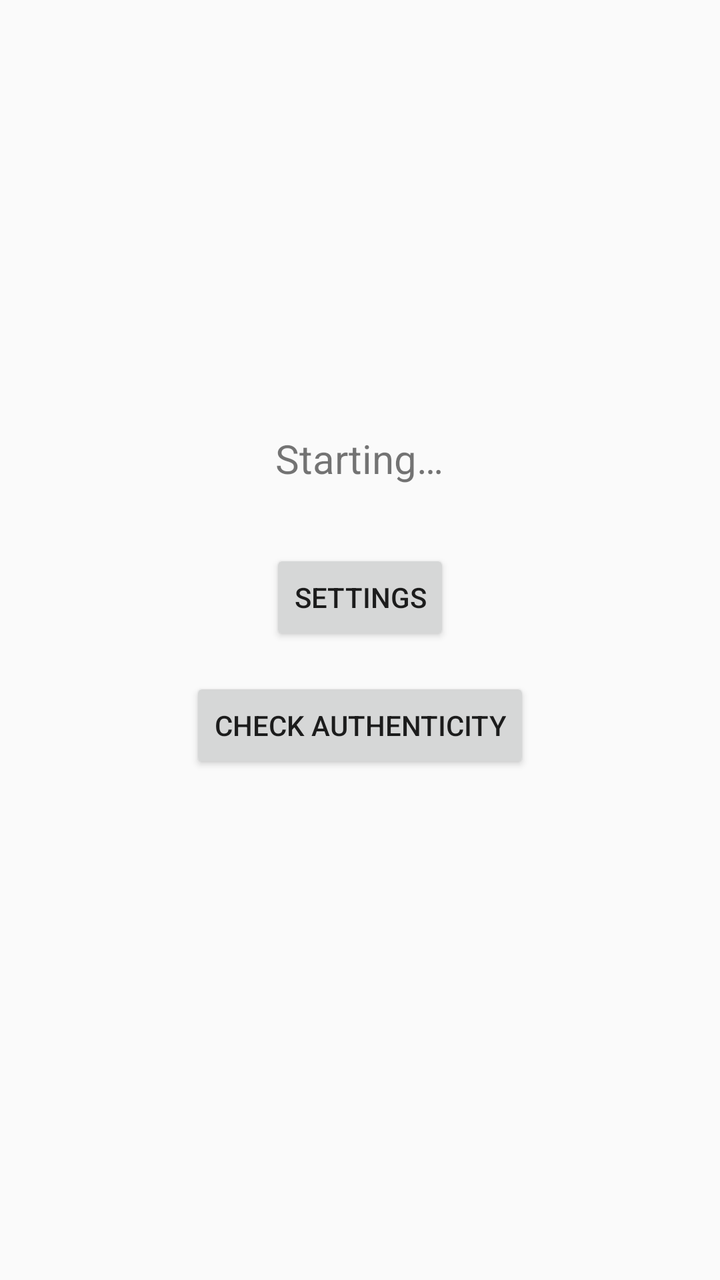
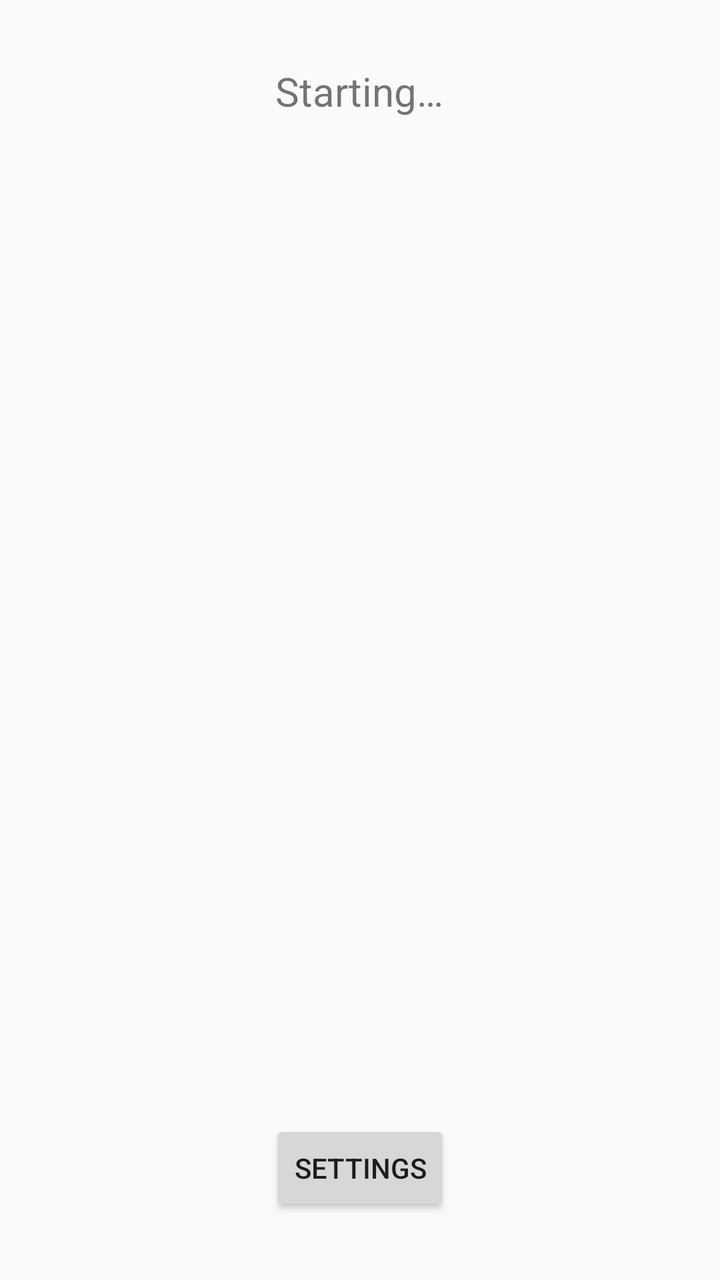

Before-and-after screenshots of an Android layout around one commit, followed by the original layout XML and the change that was made.
<!-- AndroidManifest.xml: application theme android:Theme.Material.Light -->
<!-- res/layout/activity_main.xml -->
<?xml version="1.0" encoding="utf-8"?>
<LinearLayout xmlns:android="http://schemas.android.com/apk/res/android"
    android:layout_width="match_parent"
    android:layout_height="match_parent"
    android:orientation="vertical"
    android:gravity="center"
    android:padding="32dp">

    <TextView
        android:id="@+id/statusText"
        android:layout_width="wrap_content"
        android:layout_height="wrap_content"
        android:textSize="20sp"
        android:text="@string/initial_status" />

    <Button
        android:id="@+id/settingsButton"
        android:layout_width="wrap_content"
        android:layout_height="wrap_content"
        android:layout_marginTop="32dp"
        android:text="Settings" />

    <Button
        android:id="@+id/authCheckButton"
        android:layout_width="wrap_content"
        android:layout_height="wrap_content"
        android:layout_marginTop="16dp"
        android:text="Check Authenticity" />

    <TextView
        android:id="@+id/authCheckResult"
        android:layout_width="wrap_content"
        android:layout_height="wrap_content"
        android:layout_marginTop="16dp"
        android:textSize="16sp"
        android:gravity="center" />

</LinearLayout>
<!-- resources referenced by this layout -->
<resources>
  <string name="initial_status">Starting…</string>
</resources>

<!-- the commit's change to res/layout/activity_main.xml (unified diff, before → after) -->
@@ -3,7 +3,7 @@
     android:layout_width="match_parent"
     android:layout_height="match_parent"
     android:orientation="vertical"
-    android:gravity="center"
+    android:gravity="center_horizontal"
     android:padding="32dp">
 
     <TextView
@@ -13,26 +13,24 @@
         android:textSize="20sp"
         android:text="@string/initial_status" />
 
+    <ScrollView
+        android:layout_width="match_parent"
+        android:layout_height="0dp"
+        android:layout_weight="1">
+
+        <LinearLayout
+            android:id="@+id/devicesContainer"
+            android:layout_width="match_parent"
+            android:layout_height="wrap_content"
+            android:orientation="vertical" />
+
+    </ScrollView>
+
     <Button
         android:id="@+id/settingsButton"
         android:layout_width="wrap_content"
         android:layout_height="wrap_content"
-        android:layout_marginTop="32dp"
+        android:layout_marginTop="16dp"
         android:text="Settings" />
 
-    <Button
-        android:id="@+id/authCheckButton"
-        android:layout_width="wrap_content"
-        android:layout_height="wrap_content"
-        android:layout_marginTop="16dp"
-        android:text="Check Authenticity" />
-
-    <TextView
-        android:id="@+id/authCheckResult"
-        android:layout_width="wrap_content"
-        android:layout_height="wrap_content"
-        android:layout_marginTop="16dp"
-        android:textSize="16sp"
-        android:gravity="center" />
-
 </LinearLayout>
